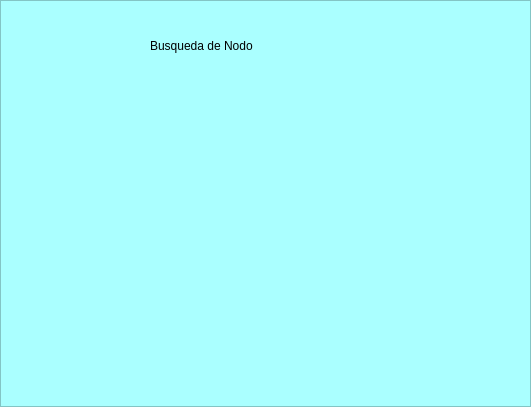
Joy12600/Lab1, file BuscarNodo.ui: the form before one commit.
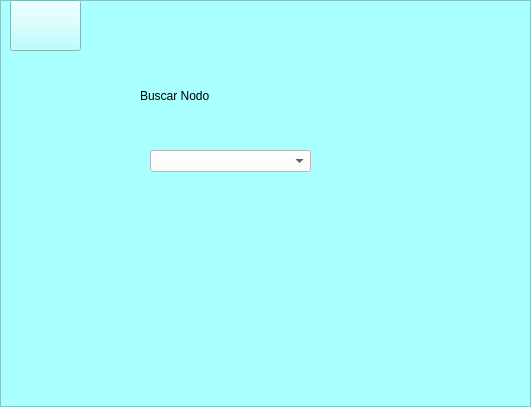
The form after the commit. Icons and pictures are not drawn.

What changed in the file:
```diff
--- a/BuscarNodo.ui
+++ b/BuscarNodo.ui
@@ -44,9 +44,9 @@
       <widget class="QLabel" name="label">
        <property name="geometry">
         <rect>
-         <x>150</x>
-         <y>20</y>
-         <width>271</width>
+         <x>140</x>
+         <y>70</y>
+         <width>191</width>
          <height>51</height>
         </rect>
        </property>
@@ -54,7 +54,46 @@
         <string notr="true">font: 75 24pt &quot;MS Shell Dlg 2&quot;;</string>
        </property>
        <property name="text">
-        <string>Busqueda de Nodo</string>
+        <string>Buscar Nodo</string>
+       </property>
+      </widget>
+      <widget class="QPushButton" name="pushButton_3">
+       <property name="geometry">
+        <rect>
+         <x>10</x>
+         <y>0</y>
+         <width>71</width>
+         <height>51</height>
+        </rect>
+       </property>
+       <property name="styleSheet">
+        <string notr="true">background-color: rgb(170, 255, 255);</string>
+       </property>
+       <property name="text">
+        <string/>
+       </property>
+       <property name="icon">
+        <iconset>
+         <normaloff>Regresar.png</normaloff>Regresar.png</iconset>
+       </property>
+       <property name="iconSize">
+        <size>
+         <width>32</width>
+         <height>32</height>
+        </size>
+       </property>
+      </widget>
+      <widget class="QComboBox" name="comboBox">
+       <property name="geometry">
+        <rect>
+         <x>150</x>
+         <y>150</y>
+         <width>161</width>
+         <height>22</height>
+        </rect>
+       </property>
+       <property name="styleSheet">
+        <string notr="true">background-color: rgb(255, 255, 255);</string>
        </property>
       </widget>
      </widget>
```
